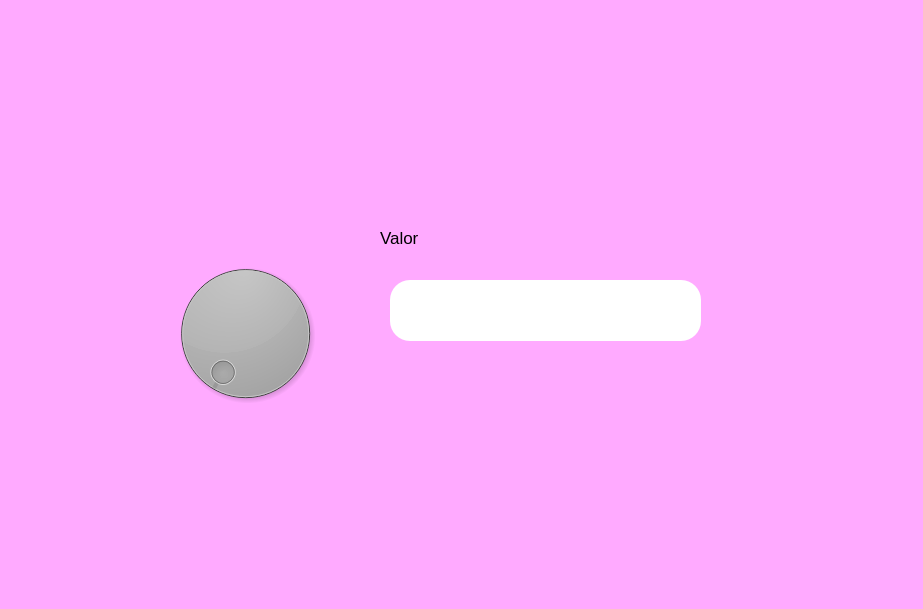
This is Unidad 2/P05_Componente_Dial_Ejemplo.ui in celineazs/PIP_2025_1_Eq3 as Qt 5 draws it before an edit. The edited form follows.
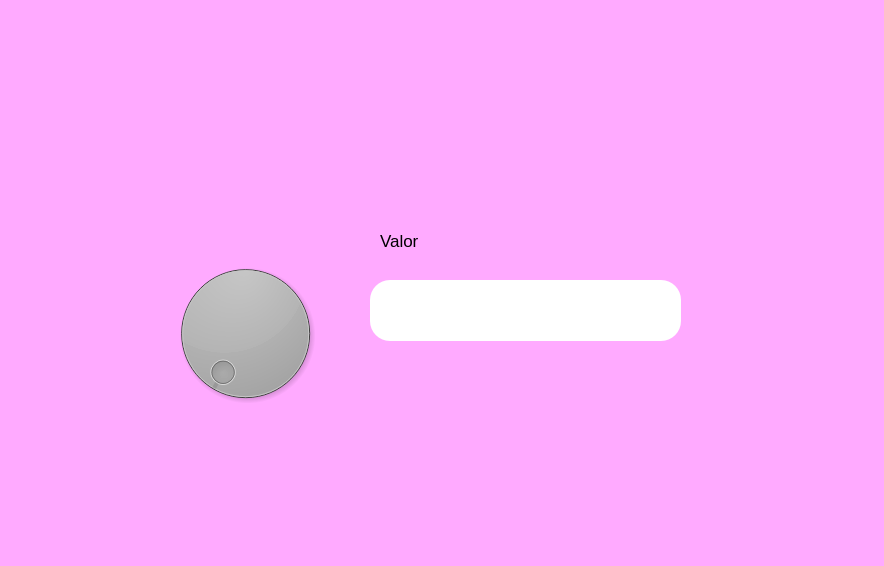
This is the edited form. Icons and pictures are not drawn.

The edit to the form file:
```diff
--- a/Unidad 2/P05_Componente_Dial_Ejemplo.ui
+++ b/Unidad 2/P05_Componente_Dial_Ejemplo.ui
@@ -6,8 +6,8 @@
    <rect>
     <x>0</x>
     <y>0</y>
-    <width>923</width>
-    <height>609</height>
+    <width>884</width>
+    <height>566</height>
    </rect>
   </property>
   <property name="windowTitle">
@@ -20,9 +20,9 @@
    <widget class="QLabel" name="label">
     <property name="geometry">
      <rect>
-      <x>710</x>
-      <y>380</y>
-      <width>191</width>
+      <x>680</x>
+      <y>370</y>
+      <width>201</width>
       <height>171</height>
      </rect>
     </property>
@@ -42,10 +42,10 @@
    <widget class="QLabel" name="label_2">
     <property name="geometry">
      <rect>
-      <x>740</x>
-      <y>20</y>
+      <x>710</x>
+      <y>0</y>
       <width>161</width>
-      <height>181</height>
+      <height>171</height>
      </rect>
     </property>
     <property name="styleSheet">
@@ -66,8 +66,8 @@
      <rect>
       <x>20</x>
       <y>10</y>
-      <width>161</width>
-      <height>181</height>
+      <width>271</width>
+      <height>121</height>
      </rect>
     </property>
     <property name="styleSheet">
@@ -102,7 +102,7 @@
       <x>380</x>
       <y>230</y>
       <width>55</width>
-      <height>16</height>
+      <height>21</height>
      </rect>
     </property>
     <property name="font">
@@ -117,7 +117,7 @@
    <widget class="QLineEdit" name="txt_valor">
     <property name="geometry">
      <rect>
-      <x>390</x>
+      <x>370</x>
       <y>280</y>
       <width>311</width>
       <height>61</height>
```
Left out of the diff: 8 changed lines with no effect on the pictures.
